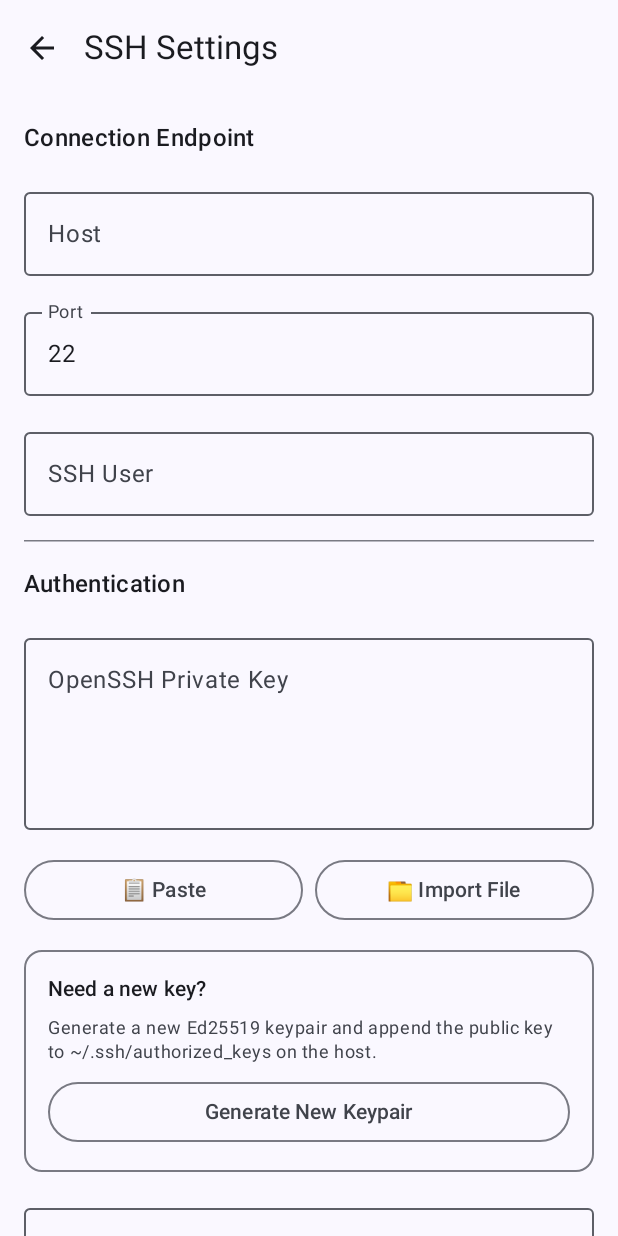
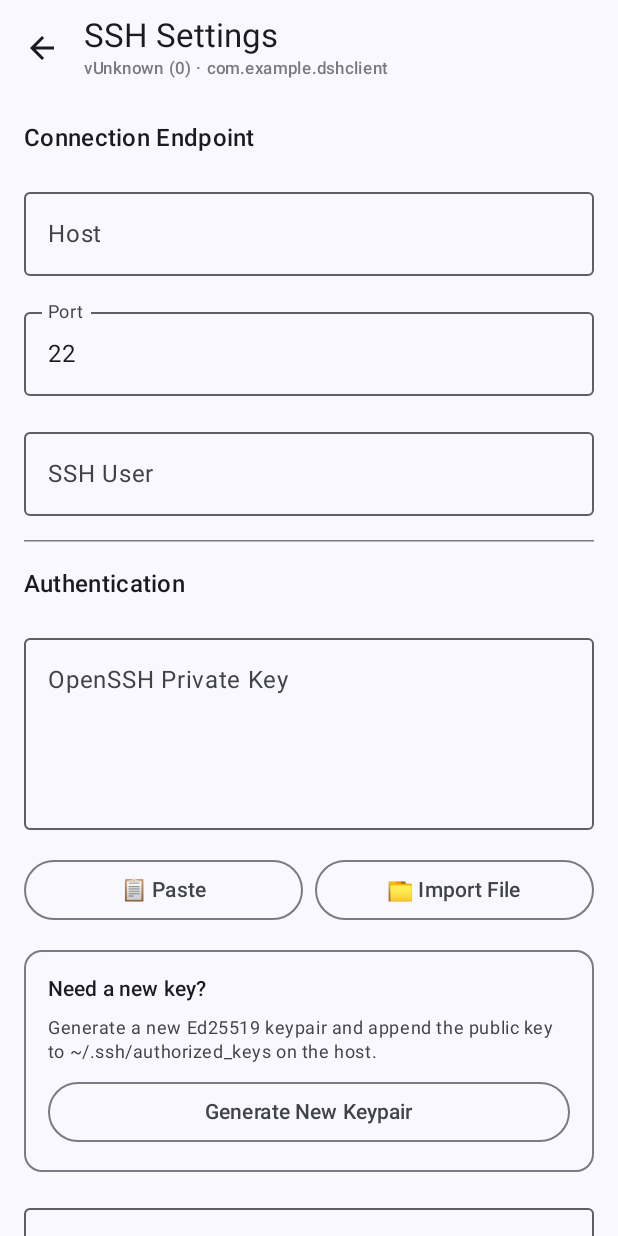
Before and after one commit to molove/dsh-client, an Android app built with Jetpack Compose: the screen it shows after launch (MainActivity), on a phone screen of 412 x 824 dp. Run offline under Robolectric (Android 15) with nearby library versions, the phone set to English and light mode, and no system bars; 3 statements that could not run were skipped.

Commit message:
feat(settings): display app version and package name in Settings
Shows versionName, versionCode, and applicationId in the TopAppBar
subtitle and at the bottom of the SettingsScreen so users and developers
can immediately identify the exact installed build.

Bump version to 1.0.12 (versionCode 13).

```diff
--- a/app/build.gradle.kts
+++ b/app/build.gradle.kts
@@ -11,8 +11,8 @@ android {
         applicationId = "io.github.molove.remotedshweb"
         minSdk = 24
         targetSdk = 36
-        versionCode = 12
-        versionName = "1.0.11"
+        versionCode = 13
+        versionName = "1.0.12"
     }
 
     buildTypes {
--- a/app/src/main/java/com/example/dshclient/ui/settings/SettingsScreen.kt
+++ b/app/src/main/java/com/example/dshclient/ui/settings/SettingsScreen.kt
@@ -38,6 +38,7 @@ import androidx.compose.runtime.Composable
 import androidx.compose.runtime.getValue
 import androidx.compose.runtime.remember
 import androidx.compose.runtime.rememberCoroutineScope
+import androidx.compose.ui.Alignment
 import androidx.compose.ui.Modifier
 import androidx.compose.ui.graphics.Color
 import androidx.compose.ui.platform.LocalClipboardManager
@@ -89,6 +90,23 @@ fun SettingsScreen(
     val coroutineScope = rememberCoroutineScope()
     val scrollState = rememberScrollState()
 
+    val packageInfo = remember(context) {
+        try {
+            context.packageManager.getPackageInfo(context.packageName, 0)
+        } catch (e: Exception) {
+            null
+        }
+    }
+    val versionName = packageInfo?.versionName ?: "Unknown"
+    @Suppress("DEPRECATION")
+    val versionCode = packageInfo?.let {
+        if (android.os.Build.VERSION.SDK_INT >= android.os.Build.VERSION_CODES.P) {
+            it.longVersionCode
+        } else {
+            it.versionCode.toLong()
+        }
+    } ?: 0L
+
     val filePickerLauncher = rememberLauncherForActivityResult(
         contract = ActivityResultContracts.GetContent()
     ) { uri: Uri? ->
@@ -122,7 +140,16 @@ fun SettingsScreen(
         modifier = modifier.fillMaxSize(),
         topBar = {
             TopAppBar(
-                title = { Text("SSH Settings") },
+                title = {
+                    Column {
+                        Text("SSH Settings")
+                        Text(
+                            text = "v$versionName ($versionCode) · ${context.packageName}",
+                            style = MaterialTheme.typography.labelSmall,
+                            color = MaterialTheme.colorScheme.onSurfaceVariant.copy(alpha = 0.7f)
+                        )
+                    }
+                },
                 navigationIcon = {
                     IconButton(onClick = onBack) {
                         Icon(
@@ -437,6 +464,23 @@ fun SettingsScreen(
             ) {
                 Text("Save & Connect")
             }
+
+            Spacer(modifier = Modifier.height(16.dp))
+
+            Text(
+                text = "Remote DSH Web v$versionName ($versionCode)",
+                style = MaterialTheme.typography.bodySmall,
+                color = MaterialTheme.colorScheme.onSurfaceVariant.copy(alpha = 0.6f),
+                modifier = Modifier.align(Alignment.CenterHorizontally)
+            )
+            Text(
+                text = context.packageName,
+                style = MaterialTheme.typography.labelSmall,
+                color = MaterialTheme.colorScheme.onSurfaceVariant.copy(alpha = 0.4f),
+                modifier = Modifier.align(Alignment.CenterHorizontally)
+            )
+
+            Spacer(modifier = Modifier.height(24.dp))
         }
     }
 }
```
Also changed, not shown: 1 other file.
